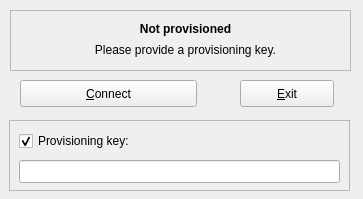
Above: dnc/src/gui/dnc.ui from netvirt/netvirt before the change. Below: the same form after it.
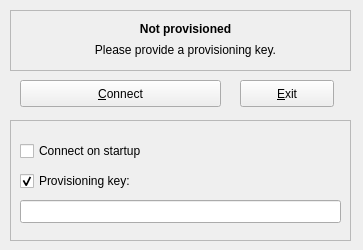
That is the form after the change. Icons and pictures are not drawn.

Commit message: add auto connect option to dnc

The edit to the form file:
```diff
--- a/dnc/src/gui/dnc.ui
+++ b/dnc/src/gui/dnc.ui
@@ -7,19 +7,19 @@
     <x>0</x>
     <y>0</y>
     <width>363</width>
-    <height>199</height>
+    <height>250</height>
    </rect>
   </property>
   <property name="minimumSize">
    <size>
     <width>363</width>
-    <height>199</height>
+    <height>250</height>
    </size>
   </property>
   <property name="maximumSize">
    <size>
     <width>363</width>
-    <height>199</height>
+    <height>250</height>
    </size>
   </property>
   <property name="windowTitle">
@@ -44,12 +44,15 @@
     </property>
    </widget>
    <widget class="QFrame" name="frame">
+    <property name="enabled">
+     <bool>true</bool>
+    </property>
     <property name="geometry">
      <rect>
-      <x>9</x>
+      <x>10</x>
       <y>120</y>
       <width>341</width>
-      <height>71</height>
+      <height>121</height>
      </rect>
     </property>
     <property name="frameShape">
@@ -62,7 +65,7 @@
      <property name="geometry">
       <rect>
        <x>10</x>
-       <y>40</y>
+       <y>80</y>
        <width>321</width>
        <height>23</height>
       </rect>
@@ -75,7 +78,7 @@
      <property name="geometry">
       <rect>
        <x>10</x>
-       <y>10</y>
+       <y>50</y>
        <width>141</width>
        <height>22</height>
       </rect>
@@ -87,6 +90,19 @@
       <bool>true</bool>
      </property>
     </widget>
+    <widget class="QCheckBox" name="autoconn_checkBox">
+     <property name="geometry">
+      <rect>
+       <x>10</x>
+       <y>20</y>
+       <width>161</width>
+       <height>22</height>
+      </rect>
+     </property>
+     <property name="text">
+      <string>Connect on startup</string>
+     </property>
+    </widget>
    </widget>
    <widget class="QFrame" name="frame_2">
     <property name="geometry">
@@ -153,7 +169,7 @@
      <rect>
       <x>20</x>
       <y>80</y>
-      <width>177</width>
+      <width>201</width>
       <height>27</height>
      </rect>
     </property>
```
The commit also changes 4 other files.
